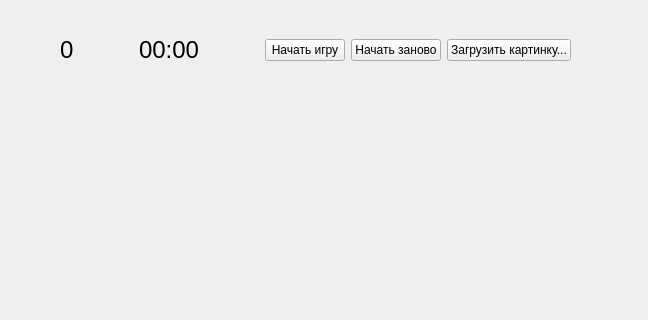
Before: the Qt Designer form mainwindow.ui in RudSmith/FifteenCPP, drawn with Qt 5; both pictures show x 0 to 648 and y 0 to 320 of the 648 by 657 pixel window.
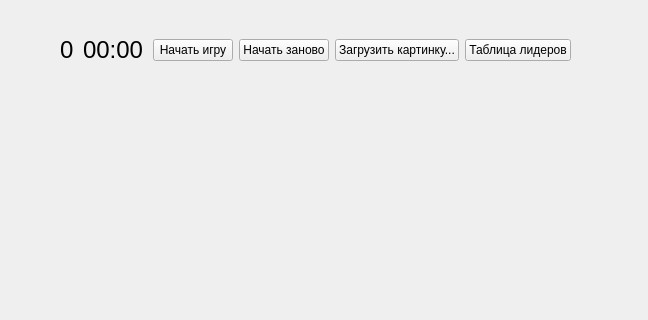
After: the same form once the commit is applied.

Patch:
```diff
--- a/mainwindow.ui
+++ b/mainwindow.ui
@@ -106,6 +106,13 @@
        </property>
       </widget>
      </item>
+     <item>
+      <widget class="QPushButton" name="leaderboard_pushButton">
+       <property name="text">
+        <string>Таблица лидеров</string>
+       </property>
+      </widget>
+     </item>
     </layout>
    </widget>
   </widget>
```
